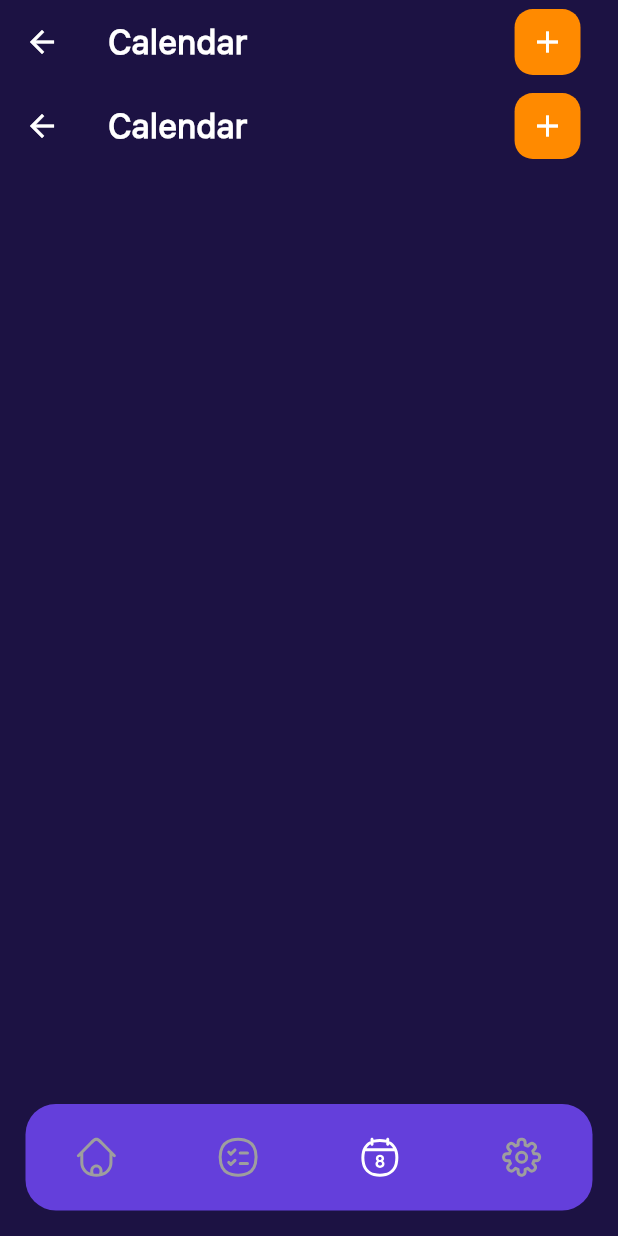
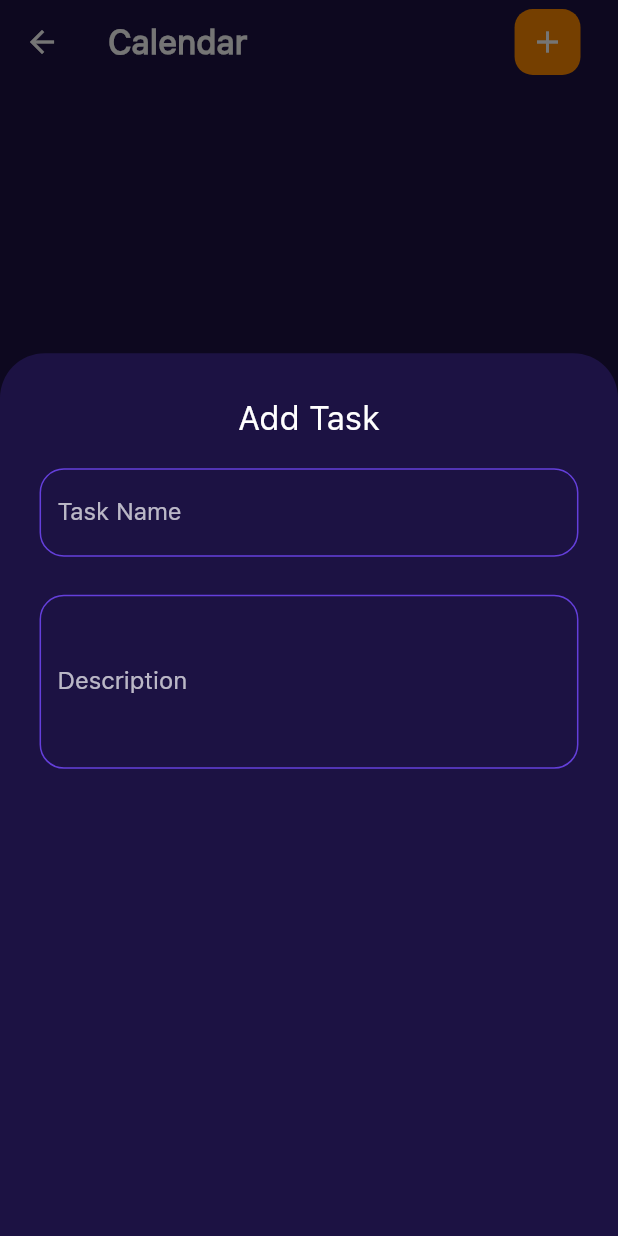
Before and after one commit to AkmaljonMOBILEdev/daily_routine_app, a Flutter app: the TagBox screen opened by its route, item 3 of the bottom bar chosen, after a tap on the "add" icon, on a phone screen of 412 x 824 dp. Run offline on Flutter 3.47's test engine with Material 2 defaults, Android fonts, the phone set to English and light mode, and no system bars; drawn by our look-alikes of zoom_tap_animation; our stand-ins replace flutter_screenutil, flutter_svg, shared_preferences; accounts and stored records are empty; statements that could not run were skipped.

Commit message:
upgrade bottomNavigatorbar and added task add Screen

```diff
--- a/lib/ui/calendar_screen/calendar_screen.dart
+++ b/lib/ui/calendar_screen/calendar_screen.dart
@@ -15,24 +15,6 @@ class _CalendarScreenState extends State<CalendarScreen> {
   @override
   Widget build(BuildContext context) {
     return Scaffold(
-      appBar: AppBar(
-        elevation: 0,
-        title: Text('Calendar'),
-        actions: [
-          ZoomTapAnimation(
-            onTap: (){},
-            child: Container(
-              margin: EdgeInsets.symmetric(horizontal: 25,vertical: 6),
-              height: 45.w,
-              width: 40.w,
-              decoration: BoxDecoration(borderRadius: BorderRadius.circular(12.r),color: AppColors.cFF8A00),
-              child: Icon(Icons.add),
-            ),
-          ),
-
-
-        ],
-      ),
     );
   }
 }
--- a/lib/ui/home_screen/home_screen.dart
+++ b/lib/ui/home_screen/home_screen.dart
@@ -15,26 +15,6 @@ class _HomeScreenState extends State<HomeScreen> {
   @override
   Widget build(BuildContext context) {
     return Scaffold(
-      appBar: AppBar(
-        elevation: 0,
-        title: const Text('Home screen'),
-        actions: [
-          ZoomTapAnimation(
-            onTap: (){
-              showCreateTask(context);
-            },
-            child: Container(
-              margin: const EdgeInsets.symmetric(horizontal: 25,vertical: 6),
-              height: 45.w,
-              width: 40.w,
-              decoration: BoxDecoration(borderRadius: BorderRadius.circular(12.r),color: AppColors.cFF8A00),
-              child: const Icon(Icons.add),
-            ),
-          ),
-
-
-        ],
-      ),
     );
   }
 }
--- /dev/null
+++ b/lib/ui/widgets/universal_input.dart
@@ -0,0 +1,32 @@
+import 'package:flutter/material.dart';
+import 'package:flutter_screenutil/flutter_screenutil.dart';
+
+import '../../utils/colors.dart';
+
+class UniversalInput extends StatelessWidget {
+  const UniversalInput({super.key, required this.labelText, required this.maxLines});
+
+  final String labelText;
+  final int maxLines;
+
+
+  @override
+  Widget build(BuildContext context) {
+    return TextField(
+      maxLines: maxLines,
+      style: Theme.of(context).textTheme.titleMedium!.copyWith(fontWeight: FontWeight.w500),
+      decoration: InputDecoration(
+        labelText: labelText,
+        labelStyle: Theme.of(context).textTheme.titleMedium!.copyWith(fontWeight: FontWeight.w500,color: Colors.white.withOpacity(0.7)),
+        enabledBorder: OutlineInputBorder(
+          borderRadius: BorderRadius.circular(16.r),
+          borderSide: BorderSide(color: AppColors.c643FDB),
+        ),
+        focusedBorder: OutlineInputBorder(
+          borderRadius: BorderRadius.circular(16.r),
+          borderSide: BorderSide(color: AppColors.c643FDB),
+        ),
+      ),
+    );
+  }
+}
```
Also changed, not shown: lib/ui/settings_screen/settings_screen.dart (added, +17 -0 lines), lib/ui/tag_box.dart (+3 -32 lines), lib/ui/task_screen/task_screen.dart (+1 -7 lines).
